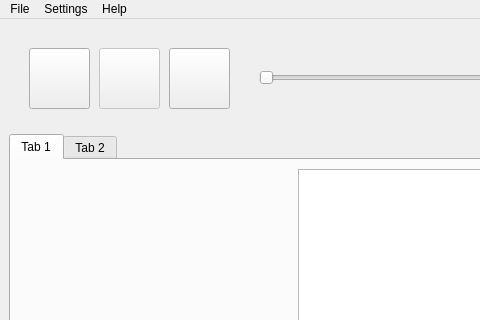
industral/RoteSonne, file rotesonne/src/qt/ui/mainWindow.ui: the form before one commit; both pictures show x 0 to 480 and y 0 to 320 of the 1404 by 710 pixel window.
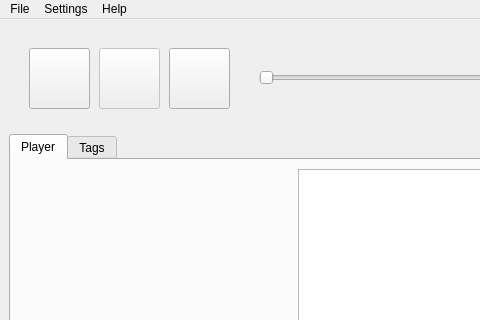
The form after the commit. Icons and pictures are not drawn.

The edit to the form file:
```diff
--- a/rotesonne/src/qt/ui/mainWindow.ui
+++ b/rotesonne/src/qt/ui/mainWindow.ui
@@ -203,7 +203,7 @@
       </property>
       <widget class="QWidget" name="tab_3">
        <attribute name="title">
-        <string>Tab 1</string>
+        <string>Player</string>
        </attribute>
        <layout class="QHBoxLayout" name="horizontalLayout_2" stretch="1,4">
         <item>
@@ -375,7 +375,7 @@
       </widget>
       <widget class="QWidget" name="tab_4">
        <attribute name="title">
-        <string>Tab 2</string>
+        <string>Tags</string>
        </attribute>
       </widget>
      </widget>
```
Left out of the diff: 4 changed lines with no effect on the pictures.
